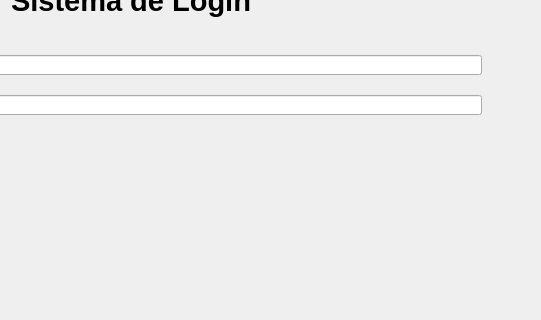
Old version of the form view/tela de login.ui in the repository ImperadorFortum/Projeto-Integra-o; both pictures show x 259 to 800 and y 95 to 415 of the 800 by 600 pixel window.
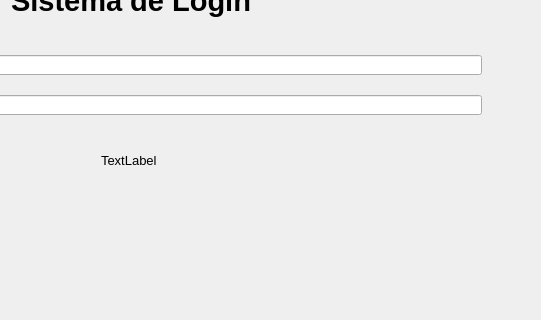
New version of the form.

Commit message: Update tela de login.ui

What changed in the file:
```diff
--- a/view/tela de login.ui
+++ b/view/tela de login.ui
@@ -80,6 +80,24 @@
      </rect>
     </property>
    </widget>
+   <widget class="QLabel" name="label_4">
+    <property name="geometry">
+     <rect>
+      <x>360</x>
+      <y>230</y>
+      <width>381</width>
+      <height>51</height>
+     </rect>
+    </property>
+    <property name="font">
+     <font>
+      <pointsize>10</pointsize>
+     </font>
+    </property>
+    <property name="text">
+     <string>TextLabel</string>
+    </property>
+   </widget>
   </widget>
   <widget class="QMenuBar" name="menubar">
    <property name="geometry">
```
